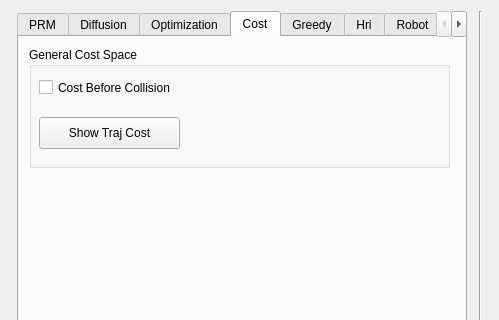
This is qtWindow/qtMainInterface/sidewindow.ui in jmainpri/libmove3d as Qt 5 draws it before an edit; both pictures show x 0 to 499 and y 0 to 320 of the 499 by 568 pixel window. The edited form follows.
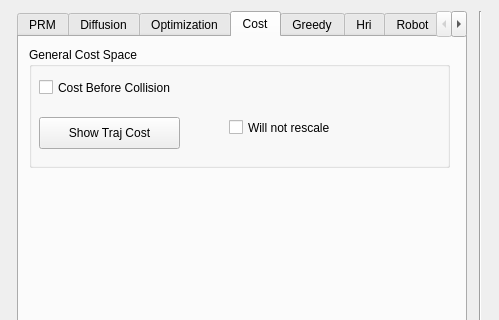
This is the edited form. The open tabs and pages were chosen to show the change. Custom widgets are drawn as their Qt base class.

Patch:
```diff
--- a/qtWindow/qtMainInterface/sidewindow.ui
+++ b/qtWindow/qtMainInterface/sidewindow.ui
@@ -544,6 +544,19 @@
          <string>Show Traj Cost</string>
         </property>
        </widget>
+       <widget class="QCheckBox" name="checkBoxRescale">
+        <property name="geometry">
+         <rect>
+          <x>200</x>
+          <y>70</y>
+          <width>131</width>
+          <height>21</height>
+         </rect>
+        </property>
+        <property name="text">
+         <string>Will not rescale</string>
+        </property>
+       </widget>
       </widget>
       <widget class="QSlider" name="horizontalSlider_3">
        <property name="geometry">
```
Left out of the diff: 4 changed lines with no effect on the pictures.
